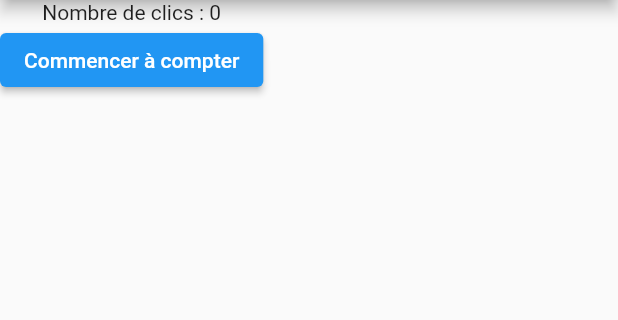
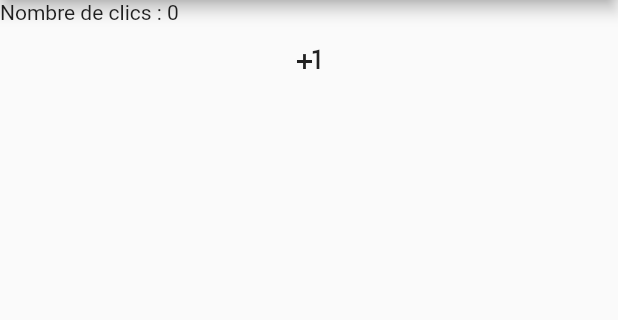
Before and after one commit to P-Giraffe/creer-des-apps-avec-flutter-1, a Flutter app: the screen it shows after launch, after a tap on "Commencer à compter", on a phone screen of 412 x 824 dp, the part 84-404 px from its top. Run offline on Flutter 3.47's test engine with Material 2 defaults, Android fonts, the phone set to English and light mode, and no system bars.

Commit message:
25_1_Ameliorer_la_mise_en_page

```diff
--- a/2-ihm/clicker/lib/game_screen.dart
+++ b/2-ihm/clicker/lib/game_screen.dart
@@ -9,25 +9,39 @@ class _GameScreenState extends State<GameScreen> {
   var _clickCount = 0;
   var _isCounting = false;
 
-  _startCounting() {}
+  _startCounting() {
+    setState(() {
+      _isCounting = true;
+    });
+  }
 
-  _clickButtonTouched() {}
+  _clickButtonTouched() {
+    setState(() {
+      _clickCount++;
+    });
+  }
+
   @override
   Widget build(BuildContext context) {
     return Scaffold(
       appBar: AppBar(
         title: Text("Clicker"),
       ),
-      body: Column(
-        children: [
-          Text("Nombre de clics : $_clickCount"),
-          if (_isCounting == false)
-            ElevatedButton(
-                onPressed: _startCounting, child: Text("Commencer à compter")),
-          if (_isCounting)
-            IconButton(
-                icon: Icon(Icons.plus_one), onPressed: _clickButtonTouched)
-        ],
+      body: SafeArea(
+        child: Column(
+          crossAxisAlignment: CrossAxisAlignment.stretch,
+          children: [
+            Text("Nombre de clics : $_clickCount"),
+            if (_isCounting)
+              IconButton(
+                  icon: Icon(Icons.plus_one), onPressed: _clickButtonTouched),
+            Spacer(),
+            if (_isCounting == false)
+              ElevatedButton(
+                  onPressed: _startCounting,
+                  child: Text("Commencer à compter")),
+          ],
+        ),
       ),
     );
   }
```
